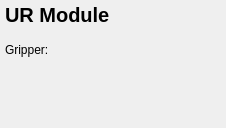
Old version of the form iocs/xxx/iocBoot/iocxxx/examples/ur_module/ur_module.ui in the repository nmarks99/asynHttpClient.
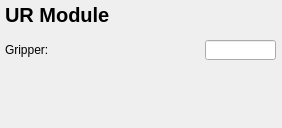
New version of the form. Custom widgets are drawn as their Qt base class.

Commit message: "done" PV for gripper action with dynamic SCAN

What changed in the file:
```diff
--- a/iocs/xxx/iocBoot/iocxxx/examples/ur_module/ur_module.ui
+++ b/iocs/xxx/iocBoot/iocxxx/examples/ur_module/ur_module.ui
@@ -6,7 +6,7 @@
    <rect>
     <x>0</x>
     <y>0</y>
-    <width>226</width>
+    <width>282</width>
     <height>128</height>
    </rect>
   </property>
@@ -153,7 +153,7 @@
      <rect>
       <x>0</x>
       <y>0</y>
-      <width>250</width>
+      <width>291</width>
       <height>30</height>
      </rect>
     </property>
@@ -231,6 +231,29 @@
      <enum>QFrame::NoFrame</enum>
     </property>
    </widget>
+   <widget class="caLineEdit" name="calineedit">
+    <property name="geometry">
+     <rect>
+      <x>205</x>
+      <y>40</y>
+      <width>71</width>
+      <height>20</height>
+     </rect>
+    </property>
+    <property name="channel" stdset="0">
+     <string notr="true">$(P)UR:ToggleGripper:Running</string>
+    </property>
+    <property name="foreground">
+     <color>
+      <red>0</red>
+      <green>0</green>
+      <blue>255</blue>
+     </color>
+    </property>
+    <property name="colorMode">
+     <enum>caLineEdit::Static</enum>
+    </property>
+   </widget>
   </widget>
  </widget>
  <customwidgets>
@@ -250,6 +273,11 @@
    <extends>QLabel</extends>
    <header>caLabel</header>
   </customwidget>
+  <customwidget>
+   <class>caLineEdit</class>
+   <extends>QLineEdit</extends>
+   <header>caLineEdit</header>
+  </customwidget>
  </customwidgets>
  <resources/>
  <connections/>
```
The commit also changes 2 other files.
